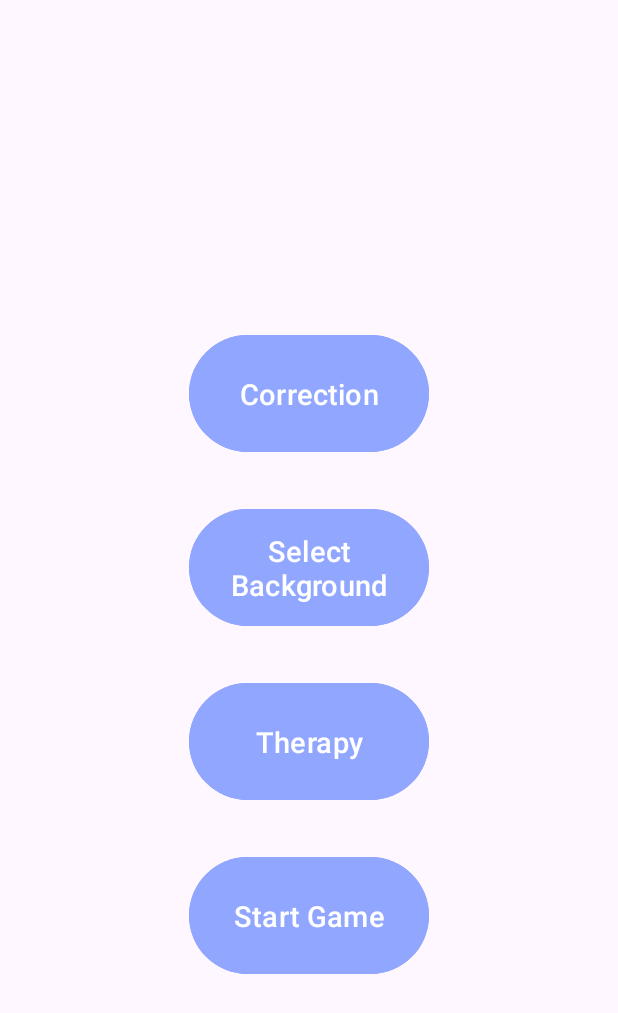
After one commit to mSomma2/PronuntiApp_mistificatori, an Android app: the layout activity_parentmenu.xml on its own in the app's theme, with its tools: preview values and no code run, on a phone screen of 412 x 824 dp. The commit adds this screen. Shown: the top 1013 px of the screen. Run offline under Robolectric (Android 15) with nearby library versions, the phone set to English and light mode, and no system bars.

Commit message:
ecco a voi

```diff
--- a/app/build.gradle.kts
+++ b/app/build.gradle.kts
@@ -36,6 +36,8 @@ dependencies {
     implementation("androidx.constraintlayout:constraintlayout:2.1.4")
     implementation("com.google.firebase:firebase-auth:22.3.0")
     implementation("com.google.firebase:firebase-database:20.3.0")
+    implementation("androidx.navigation:navigation-fragment-ktx:2.7.5")
+    implementation("androidx.navigation:navigation-ui-ktx:2.7.5")
     testImplementation("junit:junit:4.13.2")
     androidTestImplementation("androidx.test.ext:junit:1.1.5")
     androidTestImplementation("androidx.test.espresso:espresso-core:3.5.1")
--- a/app/src/main/AndroidManifest.xml
+++ b/app/src/main/AndroidManifest.xml
@@ -12,6 +12,9 @@
         android:supportsRtl="true"
         android:theme="@style/Theme.PronuntiAppMistificatori"
         tools:targetApi="31">
+        <activity
+            android:name=".Parentmenu"
+            android:exported="false" />
         <activity
             android:name=".signUp"
             android:exported="false" />
--- /dev/null
+++ b/app/src/main/res/layout/activity_parentmenu.xml
@@ -0,0 +1,85 @@
+<?xml version="1.0" encoding="utf-8"?>
+<androidx.constraintlayout.widget.ConstraintLayout xmlns:android="http://schemas.android.com/apk/res/android"
+    xmlns:app="http://schemas.android.com/apk/res-auto"
+    xmlns:tools="http://schemas.android.com/tools"
+    android:layout_width="match_parent"
+    android:layout_height="match_parent"
+    tools:context=".Parentmenu">
+    <LinearLayout
+        android:layout_width="match_parent"
+        android:layout_height="match_parent"
+        android:orientation="vertical"
+        tools:layout_editor_absoluteX="1dp"
+        tools:layout_editor_absoluteY="1dp"
+        android:gravity="center">
+
+        <TextView
+            android:id="@+id/kidname"
+            android:layout_width="wrap_content"
+            android:layout_height="49dp"
+            />
+        <Space
+            android:layout_width="wrap_content"
+            android:layout_height="30dp"/>
+        <Button
+            android:id="@+id/correctionButton"
+            android:layout_width="160dp"
+            android:layout_height="86dp"
+            android:backgroundTint="@color/blue"
+            android:enabled="false"
+            android:text="@string/correction"
+            android:textColor="@color/white"
+            android:textSize="19sp"
+            android:onClick="correction"
+            tools:layout_editor_absoluteX="123dp"
+            tools:layout_editor_absoluteY="294dp" />
+        <Space
+            android:layout_width="wrap_content"
+            android:layout_height="30dp"/>
+        <Button
+        android:id="@+id/backgroundButton"
+        android:layout_width="160dp"
+        android:layout_height="86dp"
+        android:backgroundTint="@color/blue"
+        android:enabled="false"
+        android:text="@string/background"
+        android:textColor="@color/white"
+        android:textSize="19sp"
+            android:onClick="background"
+        tools:layout_editor_absoluteX="134dp"
+        tools:layout_editor_absoluteY="92dp" />
+        <Space
+            android:layout_width="wrap_content"
+            android:layout_height="30dp"/>
+    <Button
+        android:id="@+id/therapyButton"
+        android:layout_width="160dp"
+        android:layout_height="86dp"
+        android:backgroundTint="@color/blue"
+        android:enabled="false"
+        android:text="@string/therapy"
+        android:textColor="@color/white"
+        android:textSize="19sp"
+        android:onClick="therapy"
+        tools:layout_editor_absoluteX="123dp"
+        tools:layout_editor_absoluteY="438dp" />
+        <Space
+            android:layout_width="wrap_content"
+            android:layout_height="30dp"/>
+    <Button
+        android:id="@+id/startButton"
+        android:layout_width="160dp"
+        android:layout_height="86dp"
+        android:backgroundTint="@color/blue"
+        android:enabled="false"
+        android:text="@string/start"
+        android:textColor="@color/white"
+        android:textSize="19sp"
+        android:onClick="start"
+        tools:layout_editor_absoluteX="123dp"
+        tools:layout_editor_absoluteY="208dp" />
+        <Space
+            android:layout_width="wrap_content"
+            android:layout_height="30dp"/>
+    </LinearLayout>
+</androidx.constraintlayout.widget.ConstraintLayout>
--- a/app/src/main/res/values/strings.xml
+++ b/app/src/main/res/values/strings.xml
@@ -19,5 +19,8 @@
     <string name="welcomeBack">Welcome back!</string>
     <string name="insertcode">Insert code</string>
     <string name="send">Send</string>
-
+    <string name="correction">Correction</string>
+    <string name="background">Select Background</string>
+    <string name="therapy">Therapy</string>
+    <string name="start">Start Game</string>
 </resources>
```
Also changed, not shown: app/src/main/java/com/example/pronuntiapp_mistificatori/MainActivity.java (+8 -1 lines), app/src/main/java/com/example/pronuntiapp_mistificatori/Parentmenu.java (added, +34 -0 lines), app/src/main/java/com/example/pronuntiapp_mistificatori/ui/theme/Color.kt (deleted, +0 -11 lines), app/src/main/java/com/example/pronuntiapp_mistificatori/ui/theme/Theme.kt (deleted, +0 -70 lines), app/src/main/java/com/example/pronuntiapp_mistificatori/ui/theme/Type.kt (deleted, +0 -34 lines), 1 other file.
